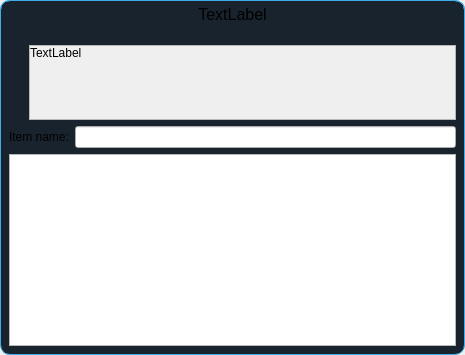
Above: ui/add_workspace_item.ui from TheCodingJsoftware/Invigo before the change. Below: the same form after it.
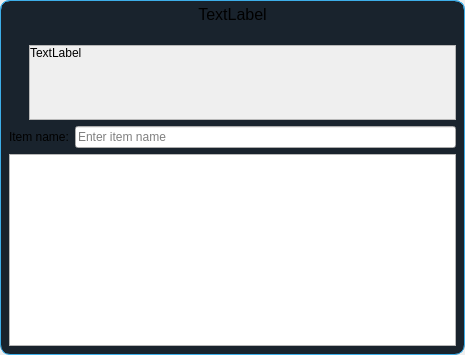
That is the form after the change.

Commit message: fixed bug with add item in workspace

Diff of the .ui file:
```diff
--- a/ui/add_workspace_item.ui
+++ b/ui/add_workspace_item.ui
@@ -199,7 +199,14 @@
           <item row="0" column="3">
            <layout class="QHBoxLayout" name="horizontalLayout_5" stretch="0">
             <item>
-             <widget class="QLineEdit" name="lineEdit_name"/>
+             <widget class="QLineEdit" name="lineEdit_name">
+              <property name="placeholderText">
+               <string>Enter item name</string>
+              </property>
+              <property name="clearButtonEnabled">
+               <bool>true</bool>
+              </property>
+             </widget>
             </item>
            </layout>
           </item>
```
Left out of the diff: 6 changed lines with no effect on the pictures. The commit also changes 3 other files.
